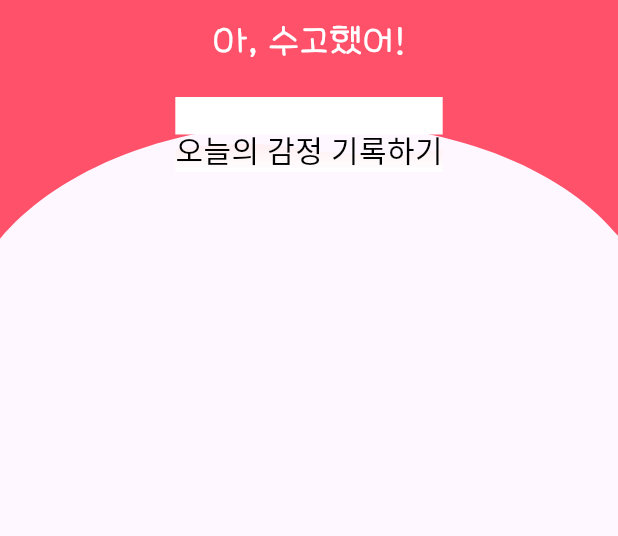
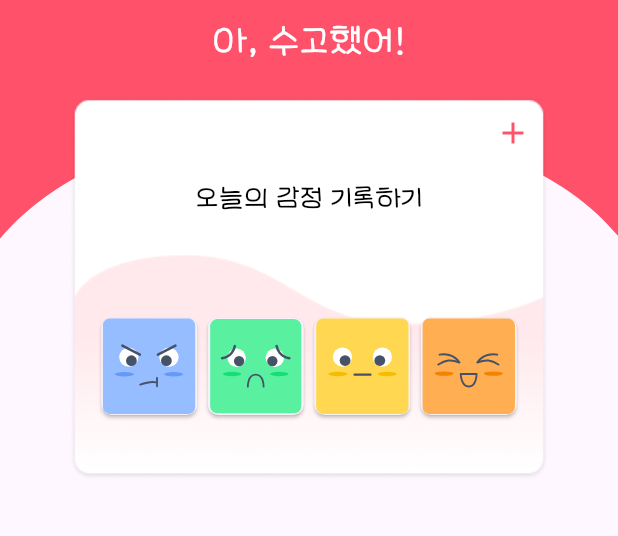
Before and after one commit to OZ-Pinned/OZ-Pinned, a Flutter app: the HomePage screen opened directly with empty values, on a phone screen of 412 x 824 dp, the part 164-700 px from its top. Run offline on Flutter 3.47's test engine with Material 3 defaults, Android fonts, the light colour scheme and no system bars; our stand-ins replace flutter_svg, image_picker, shared_preferences, youtube_player_iframe; accounts and stored records are empty; project files that could hold a hidden picture were left out.

Commit message:
✅ add : 홈화면 선택 페이지

```diff
--- a/pinned/lib/screens/home.dart
+++ b/pinned/lib/screens/home.dart
@@ -20,6 +20,17 @@ class HomePage extends StatefulWidget {
 }
 
 class _HomePageState extends State<HomePage> {
+  List pictureList = [
+    'smallAngryEmotion.svg',
+    'smallSadEmotion.svg',
+    'smallNoneEmotion.svg',
+    'smallHappyEmotion.svg'
+  ];
+
+  String getImage(int value) {
+    return pictureList[value];
+  }
+
   Future<String?> getEmail() async {
     SharedPreferences prefs = await SharedPreferences.getInstance();
     return prefs.getString('email'); // 'email' 키에 저장된 값 반환
@@ -80,30 +91,70 @@ class _HomePageState extends State<HomePage> {
                 ),
                 // 감정 기록 부분 수정
                 SizedBox(height: 20),
-                Stack(
+                SafeArea(
+                  child: Container(
+                    width: 320,
+                    height: 255,
+                    decoration: BoxDecoration(
+                      image: DecorationImage(
+                        image: AssetImage('assets/images/smallBackground.png'),
+                        fit: BoxFit.cover,
+                      ),
+                    ),
+                    child: Column(
+                      mainAxisAlignment: MainAxisAlignment.start,
                       children: [
-                    // 물결 배경
-                    Positioned.fill(
-                      child: WaveCanvas(),
+                        Row(
+                          mainAxisAlignment:
+                              MainAxisAlignment.spaceBetween, // 버튼과 중앙 콘텐츠의 배치
+                          children: [
+                            SizedBox(), // 왼쪽 빈 공간
+                            IconButton(
+                              onPressed: () {},
+                              icon: Icon(Icons.add),
+                              color: Color(0xffFF516A),
                             ),
-                    // 컨텐츠
-                    SafeArea(
-                      child: Column(
-                        children: [
-                          SizedBox(height: 20),
+                          ],
+                        ),
+                        SizedBox(height: 5),
                         Text(
                           "오늘의 감정 기록하기",
                           style: TextStyle(
+                            fontFamily: 'LeeSeoYun',
                             fontSize: 20,
                             color: Colors.black,
                           ),
                         ),
-                          // 나머지 컨텐츠 추가
+                        SizedBox(
+                          height: 65,
+                        ),
+                        Row(
+                          mainAxisAlignment: MainAxisAlignment.center,
+                          children: [
+                            for (int i = 0; i < 4; i++) ...[
+                              ElevatedButton(
+                                onPressed: () {},
+                                style: ElevatedButton.styleFrom(
+                                  shape: RoundedRectangleBorder(
+                                    borderRadius: BorderRadius.circular(7),
+                                  ),
+                                  padding: EdgeInsets.all(0),
+                                ),
+                                child: SvgPicture.asset(
+                                  'assets/images/${getImage(i)}',
+                                  width: 62,
+                                  height: 65,
+                                ),
+                              ),
+                              if (i < 3) const SizedBox(width: 7), // 버튼 간 간격
+                            ],
+                          ],
+                        ),
                       ],
                     ),
                   ),
-                  ],
-                ),
+                )
+                // 컨텐츠
               ],
             ),
           ),
@@ -112,61 +163,3 @@ class _HomePageState extends State<HomePage> {
     );
   }
 }
-
-class WavePainter extends CustomPainter {
-  @override
-  void paint(Canvas canvas, Size size) {
-    final gradientPaint = Paint()
-      ..color = Color(0xFFFFFFFF) // 물결 색상
-      ..style = PaintingStyle.fill;
-
-    final path = Path();
-
-    // 위쪽 하얀색 영역
-    path.lineTo(0, size.height * 0.5); // 하얀색 영역의 아래 경계
-    path.lineTo(size.width, size.height * 0.5); // 하얀색 영역의 아래 경계
-    path.lineTo(size.width, 0); // 왼쪽 상단
-    path.close();
-    canvas.drawPath(path, gradientPaint);
-
-    // 물결 경로 생성 (아래쪽 물결)
-    final wavePaint = Paint()
-      ..shader = LinearGradient(
-        colors: [Color(0xFFFFE9EC), Colors.white],
-        begin: Alignment.topCenter,
-        end: Alignment.bottomCenter,
-      ).createShader(
-          Rect.fromLTRB(0, size.height * 0.5, size.width, size.height))
-      ..style = PaintingStyle.fill;
-
-    final wavePath = Path();
-
-    wavePath.moveTo(0, size.height * 0.7); // 물결 시작 위치
-    wavePath.quadraticBezierTo(size.width * 0.25, size.height * 0.55,
-        size.width * 0.5, size.height * 0.7);
-    wavePath.quadraticBezierTo(
-        size.width * 0.75, size.height * 0.85, size.width, size.height * 0.7);
-    wavePath.lineTo(size.width, size.height); // 물결이 끝나는 지점
-    wavePath.lineTo(0, size.height); // 물결이 끝나는 지점
-    wavePath.close();
-
-    canvas.drawPath(wavePath, wavePaint); // 물결 그리기
-  }
-
-  @override
-  bool shouldRepaint(covariant CustomPainter oldDelegate) {
-    return false;
-  }
-}
-
-class WaveCanvas extends StatelessWidget {
-  const WaveCanvas({super.key});
-
-  @override
-  Widget build(BuildContext context) {
-    return CustomPaint(
-      size: Size(320, 255), // 사각형 크기 설정
-      painter: WavePainter(),
-    );
-  }
-}
--- a/pinned/pubspec.yaml
+++ b/pinned/pubspec.yaml
@@ -112,6 +112,8 @@ flutter:
     - assets/images/smallLogo.svg
     - assets/images/homeBackground.svg
     - assets/images/emotionBackground.svg
+    - assets/images/smallBackground.svg
+    - assets/images/smallBackground.png
 
   #
   # For details regarding fonts from package dependencies,
```
Also changed, not shown: pinned/assets/images/smallBackground.jpg (added), pinned/assets/images/smallBackground.png (added), pinned/assets/images/smallBackground.svg (added), 2 other files. Lines whose indentation alone changed are shown as unchanged.
